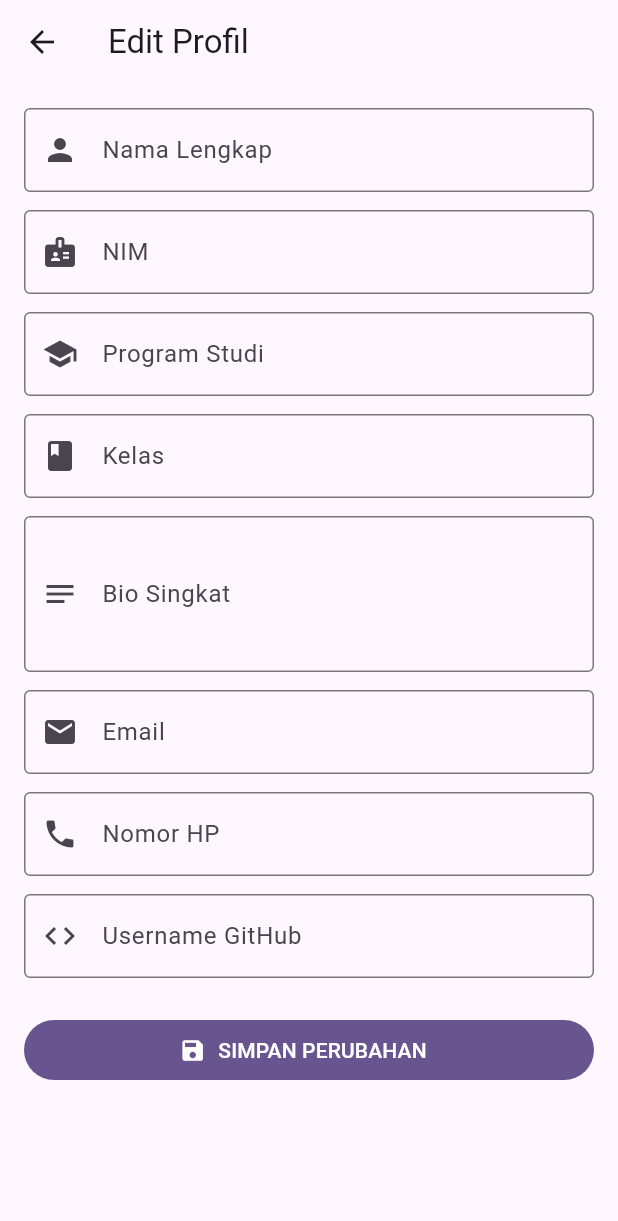
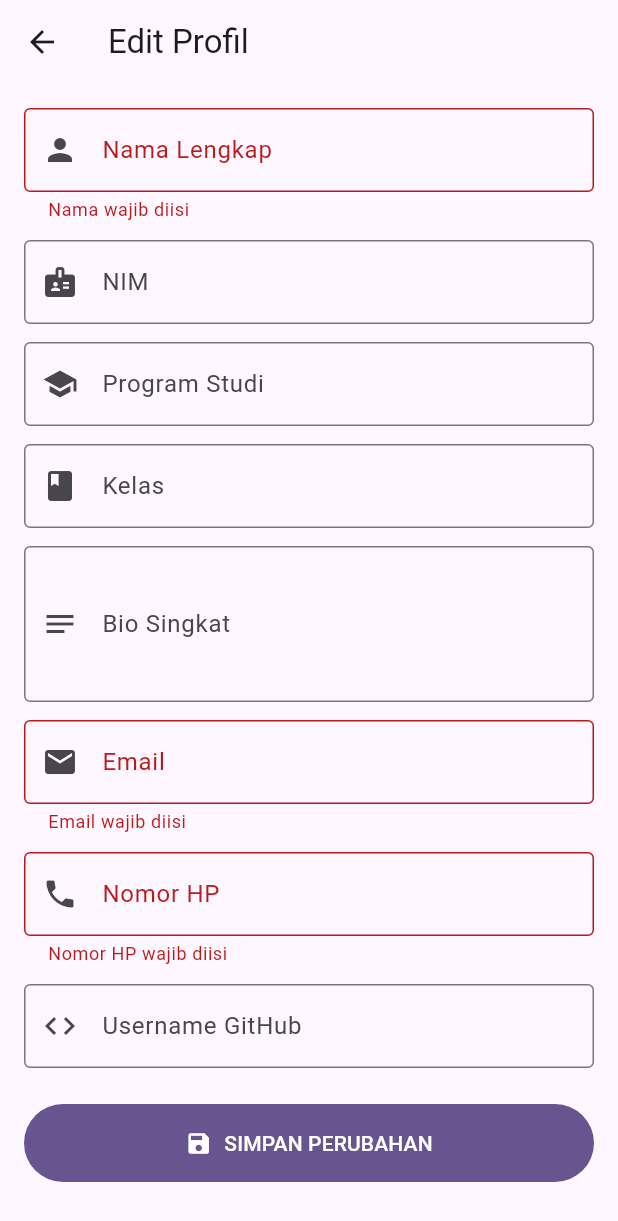
Before and after one commit to fikobaihaqqi/uts-pml-112460223, a Flutter app: the EditProfilePage screen opened directly with empty values, after a tap on "SIMPAN PERUBAHAN", on a phone screen of 412 x 824 dp. Shown: the top 1221 px of the screen. Run offline on Flutter 3.47's test engine with Material 3 defaults, Android fonts, the phone set to English and light mode, and no system bars.

Commit message:
"tambah validasi input dan Navigator.pop untuk kirim data baru"

```diff
--- a/soal2_profile_app/lib/screens/edit_profile_page.dart
+++ b/soal2_profile_app/lib/screens/edit_profile_page.dart
@@ -51,6 +51,23 @@ class _EditProfilePageState extends State<EditProfilePage> {
     super.dispose();
   }
 
+  void _saveProfile() {
+    if (!_formKey.currentState!.validate()) return;
+
+    final updatedProfile = Profile(
+      nama: _namaController.text.trim(),
+      nim: _nimController.text.trim(),
+      prodi: _prodiController.text.trim(),
+      kelas: _kelasController.text.trim(),
+      bio: _bioController.text.trim(),
+      email: _emailController.text.trim(),
+      hp: _hpController.text.trim(),
+      github: _githubController.text.trim(),
+    );
+
+    Navigator.pop(context, updatedProfile);
+  }
+
   @override
   Widget build(BuildContext context) {
     return Scaffold(
@@ -70,6 +87,12 @@ class _EditProfilePageState extends State<EditProfilePage> {
                     prefixIcon: Icon(Icons.person),
                     border: OutlineInputBorder(),
                   ),
+                  validator: (value) {
+                    if (value == null || value.trim().isEmpty) {
+                      return 'Nama wajib diisi';
+                    }
+                    return null;
+                  },
                 ),
                 const SizedBox(height: 12),
                 TextFormField(
@@ -117,6 +140,18 @@ class _EditProfilePageState extends State<EditProfilePage> {
                     prefixIcon: Icon(Icons.email),
                     border: OutlineInputBorder(),
                   ),
+                  validator: (value) {
+                    if (value == null || value.trim().isEmpty) {
+                      return 'Email wajib diisi';
+                    }
+                    final emailRegex = RegExp(
+                      r'^[\w-\.]+@([\w-]+\.)+[\w-]{2,4}$',
+                    );
+                    if (!emailRegex.hasMatch(value.trim())) {
+                      return 'Masukkan alamat email yang valid';
+                    }
+                    return null;
+                  },
                 ),
                 const SizedBox(height: 12),
                 TextFormField(
@@ -127,6 +162,16 @@ class _EditProfilePageState extends State<EditProfilePage> {
                     prefixIcon: Icon(Icons.phone),
                     border: OutlineInputBorder(),
                   ),
+                  validator: (value) {
+                    if (value == null || value.trim().isEmpty) {
+                      return 'Nomor HP wajib diisi';
+                    }
+                    final hpRegex = RegExp(r'^[0-9]{10,13}$');
+                    if (!hpRegex.hasMatch(value.trim())) {
+                      return 'Nomor HP harus berupa angka 10-13 digit';
+                    }
+                    return null;
+                  },
                 ),
                 const SizedBox(height: 12),
                 TextFormField(
@@ -139,9 +184,12 @@ class _EditProfilePageState extends State<EditProfilePage> {
                 ),
                 const SizedBox(height: 24),
                 FilledButton.icon(
-                  onPressed: () {},
+                  onPressed: _saveProfile,
                   icon: const Icon(Icons.save),
                   label: const Text('SIMPAN PERUBAHAN'),
+                  style: FilledButton.styleFrom(
+                    padding: const EdgeInsets.symmetric(vertical: 16),
+                  ),
                 ),
               ],
             ),
```
